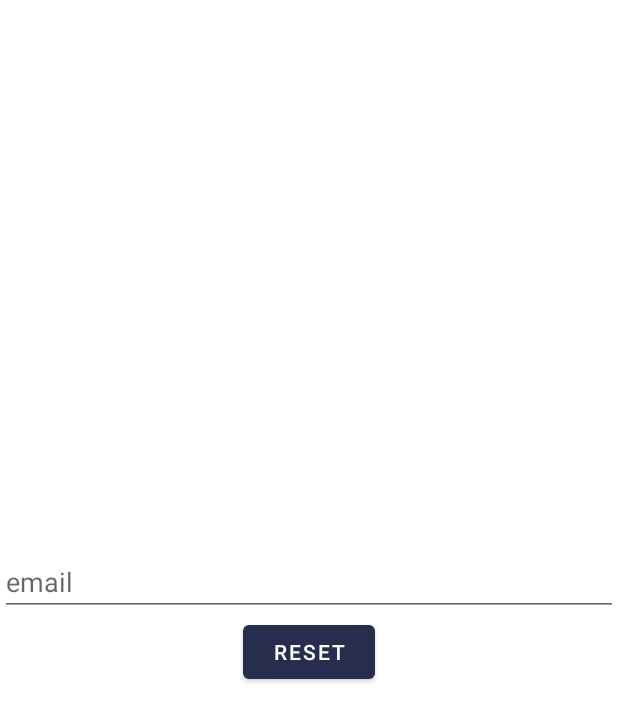
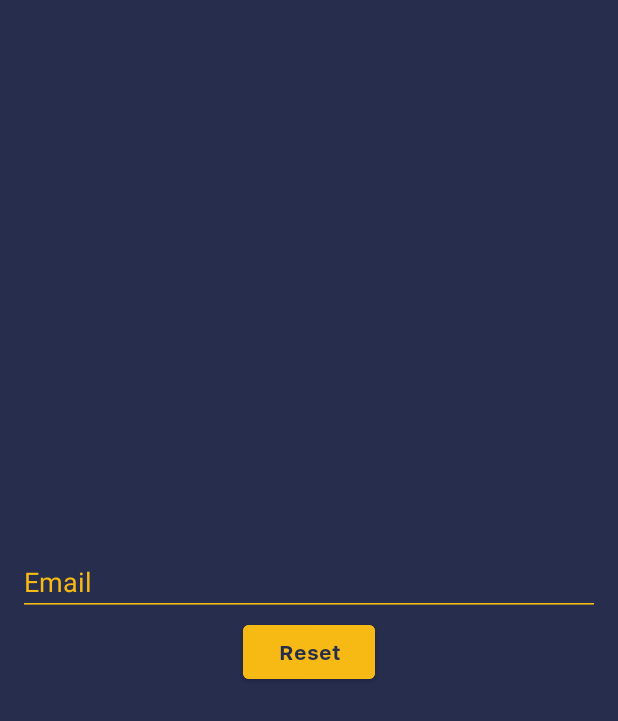
Before and after one commit to tahirikosan/pokemonnft, an Android app: the ResetPasswordFragment screen opened through its navigation route, on a phone screen of 412 x 824 dp. Shown: the top 721 px of the screen. Run offline under Robolectric (Android 15) with nearby library versions, the phone set to English and light mode, and no system bars; our stand-ins replace Dagger/Hilt's generated code, Firebase (no records; nobody signed in at launch, a user with empty details on screens opened directly); 1 statement that could not run was skipped.

Commit message:
refactor: Refactored  fragment_reset_password.xml design.

```diff
--- a/app/src/main/res/layout/fragment_reset_password.xml
+++ b/app/src/main/res/layout/fragment_reset_password.xml
@@ -2,7 +2,8 @@
 <androidx.constraintlayout.widget.ConstraintLayout xmlns:android="http://schemas.android.com/apk/res/android"
     xmlns:app="http://schemas.android.com/apk/res-auto"
     android:layout_width="match_parent"
-    android:layout_height="match_parent">
+    android:layout_height="match_parent"
+    android:background="@color/primaryColor">
 
     <LinearLayout
         android:layout_width="match_parent"
@@ -15,23 +16,22 @@
 
         <EditText
             android:id="@+id/et_email"
+            style="@style/EditTextStyle"
             android:layout_width="match_parent"
             android:layout_height="wrap_content"
-            android:hint="email"
+            android:layout_marginHorizontal="12dp"
+            android:hint="@string/email"
             android:inputType="textEmailAddress" />
 
 
         <Button
             android:id="@+id/btn_reset"
+            style="@style/DefaultButtonStyle"
             android:layout_width="wrap_content"
             android:layout_height="wrap_content"
             android:layout_gravity="center_horizontal"
-            android:text="Reset"
-            android:visibility="visible"
-            app:layout_constraintBottom_toBottomOf="parent"
-            app:layout_constraintEnd_toEndOf="parent"
-            app:layout_constraintStart_toStartOf="parent"
-            app:layout_constraintTop_toTopOf="parent" />
+            android:text="@string/reset"
+            android:visibility="visible" />
 
 
     </LinearLayout>
--- a/app/src/main/res/values/strings.xml
+++ b/app/src/main/res/values/strings.xml
@@ -9,4 +9,5 @@
     <string name="signup_btn_text">Signup</string>
     <string name="login">Login</string>
     <string name="confirm_password">Confirm Password</string>
+    <string name="reset">Reset</string>
 </resources>
```
